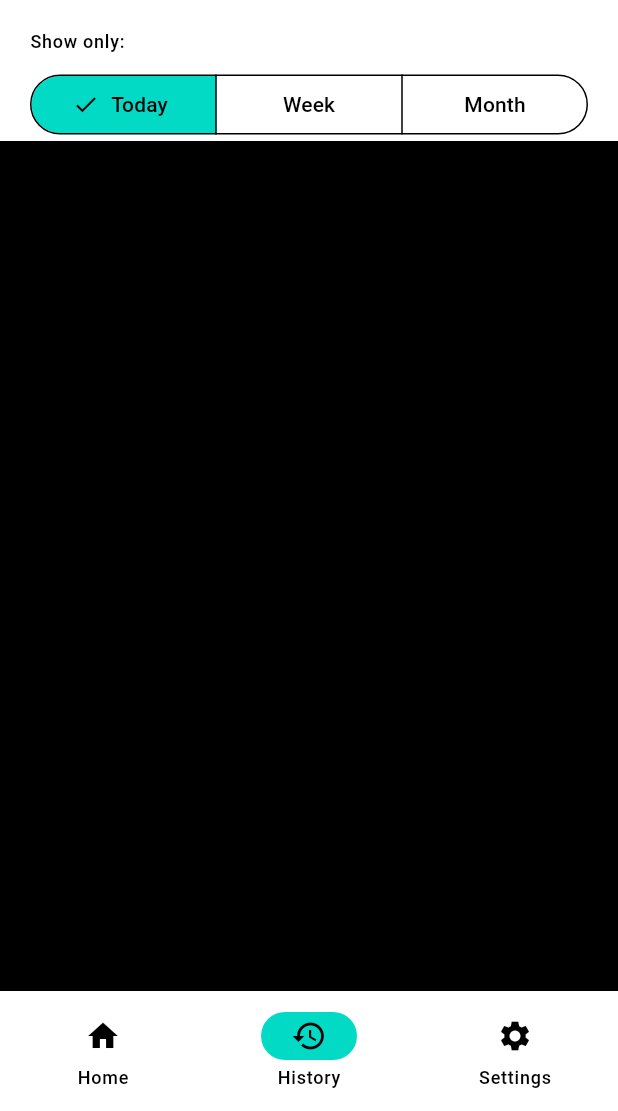
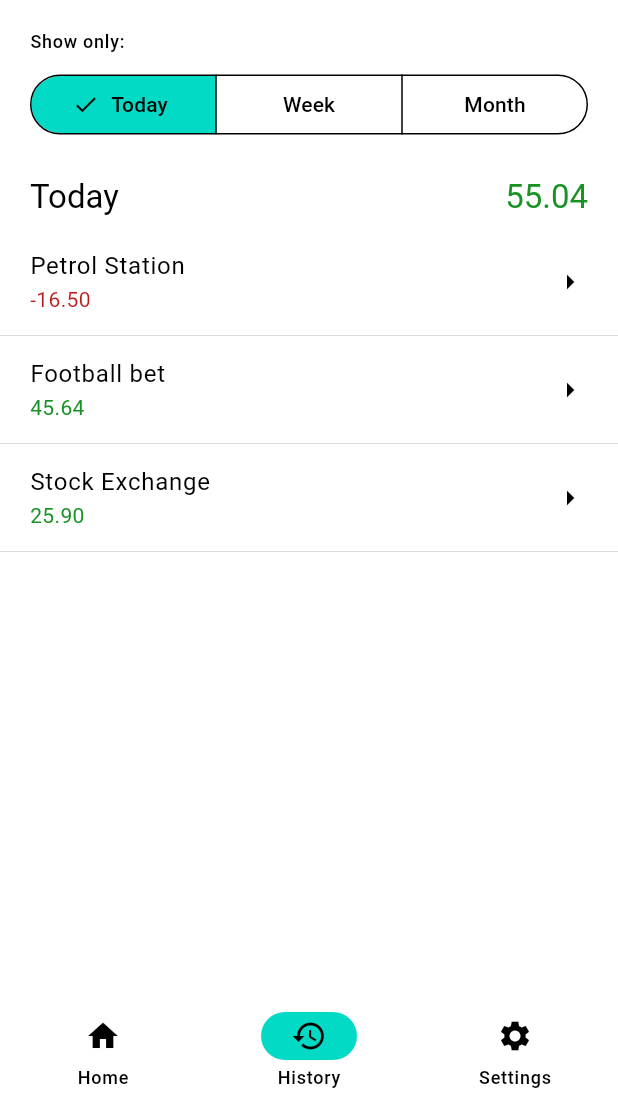
Before and after one commit to anttarch/fhelper, a Flutter app: the screen it shows after launch, swiped to page 2, on a phone screen of 412 x 824 dp, the part 125-1236 px from its top. Run offline on Flutter 3.47's test engine with Material 2 defaults, Android fonts, the phone set to English and light mode, and no system bars; drawn by our look-alikes of dynamic_color.

Commit message:
historypage: add historylist to today view

```diff
--- a/lib/src/views/head/history.dart
+++ b/lib/src/views/head/history.dart
@@ -1,3 +1,4 @@
+import 'package:fhelper/src/widgets/historylist.dart';
 import 'package:flutter/material.dart';
 
 enum _Date { today, week, month }
@@ -68,10 +69,18 @@ class _HistoryPageState extends State<HistoryPage> {
             controller: _pageCtrl,
             physics: const NeverScrollableScrollPhysics(),
             children: [
-              Container(
-                height: double.infinity,
-                width: double.infinity,
-                color: Colors.black,
+              const Padding(
+                padding: EdgeInsets.only(top: 24),
+                child: HistoryList(
+                  contentPadding: EdgeInsets.symmetric(horizontal: 20),
+                  day: 'Today',
+                  dayTotal: 55.04,
+                  items: {
+                    'Petrol Station': -16.5,
+                    'Football bet': 45.64,
+                    'Stock Exchange': 25.9,
+                  },
+                ),
               ),
               Container(
                 height: double.infinity,
--- /dev/null
+++ b/lib/src/widgets/historylist.dart
@@ -0,0 +1,86 @@
+import 'package:dynamic_color/dynamic_color.dart';
+import 'package:flutter/material.dart';
+
+class HistoryList extends StatelessWidget {
+  const HistoryList({
+    super.key,
+    required this.day,
+    required this.dayTotal,
+    required this.items,
+    this.contentPadding = EdgeInsets.zero,
+  });
+  final String day;
+  final double dayTotal;
+  final Map<String, double> items;
+  final EdgeInsets contentPadding;
+
+  @override
+  Widget build(BuildContext context) {
+    return Column(
+      crossAxisAlignment: CrossAxisAlignment.stretch,
+      children: [
+        Padding(
+          padding: contentPadding,
+          child: Row(
+            mainAxisAlignment: MainAxisAlignment.spaceBetween,
+            children: [
+              Text(day, style: Theme.of(context).textTheme.titleLarge),
+              Text(
+                dayTotal.toString(),
+                style: Theme.of(context).textTheme.titleLarge!.apply(
+                      color: const Color(0xff199225)
+                          .harmonizeWith(Theme.of(context).colorScheme.primary),
+                    ),
+              ),
+            ],
+          ),
+        ),
+        ListView.separated(
+          padding: const EdgeInsets.only(top: 6),
+          shrinkWrap: true,
+          itemCount: items.length,
+          physics: const NeverScrollableScrollPhysics(),
+          itemBuilder: (context, index) {
+            Color valueColor = const Color(0xff199225)
+                .harmonizeWith(Theme.of(context).colorScheme.primary);
+            if (items.values.elementAt(index).isNegative) {
+              valueColor = const Color(0xffbd1c1c)
+                  .harmonizeWith(Theme.of(context).colorScheme.primary);
+            }
+            return Column(
+              children: [
+                ListTile(
+                  contentPadding: contentPadding,
+                  title: Text(
+                    items.keys.elementAt(index),
+                    style: Theme.of(context).textTheme.bodyLarge,
+                  ),
+                  subtitle: Text(
+                    items.values.elementAt(index).toStringAsFixed(2),
+                    style: TextStyle(color: valueColor),
+                  ),
+                  trailing: Icon(
+                    Icons.arrow_right,
+                    color: Theme.of(context).colorScheme.onSurface,
+                  ),
+                  onTap: () {},
+                ),
+                if (index == items.length - 1)
+                  Divider(
+                    height: 0,
+                    thickness: .1,
+                    color: Theme.of(context).colorScheme.outlineVariant,
+                  ),
+              ],
+            );
+          },
+          separatorBuilder: (_, __) => Divider(
+            height: 0,
+            thickness: .1,
+            color: Theme.of(context).colorScheme.outlineVariant,
+          ),
+        ),
+      ],
+    );
+  }
+}
```
